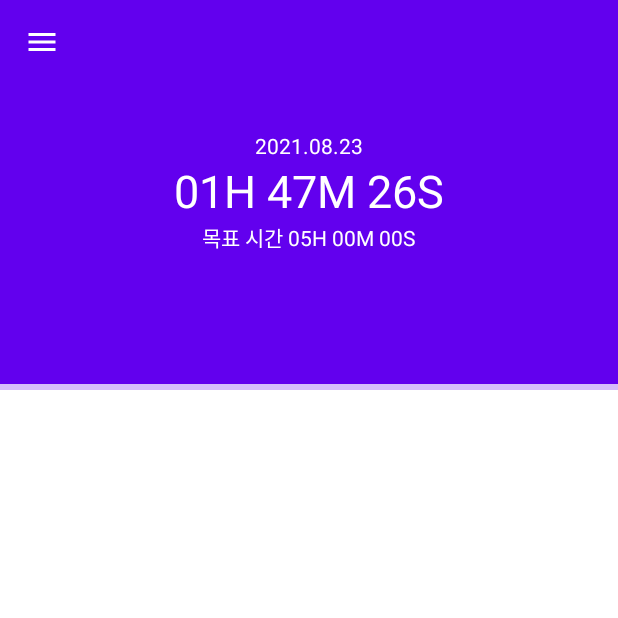
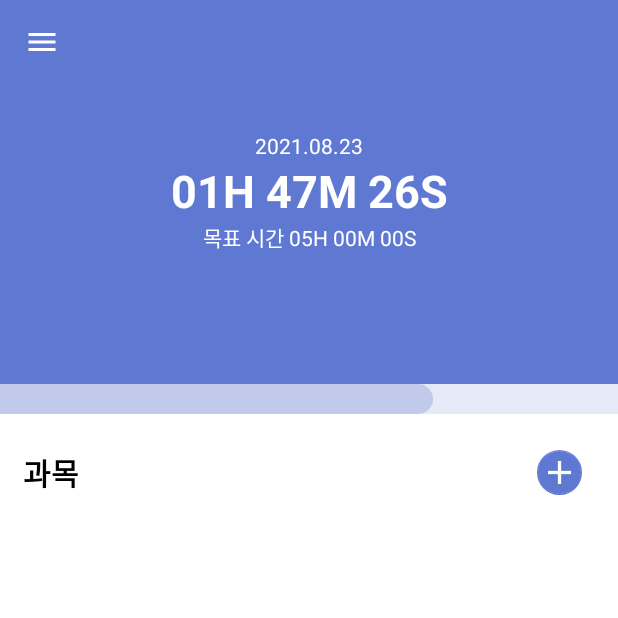
Before and after one commit to Studygroup-with-hansa/Air_Android, an Android app: the screen it shows after launch (MainActivity), on a phone screen of 412 x 824 dp, the top half of it. Run offline under Robolectric (Android 15) with nearby library versions, the phone set to English and light mode, and no system bars.

Commit message:
[FIX] HomeFragment 스타일 설정

```diff
--- /dev/null
+++ b/app/src/main/res/drawable/ic_add_24.xml
@@ -0,0 +1,10 @@
+<vector android:autoMirrored="true" android:height="14dp"
+    android:viewportHeight="14" android:viewportWidth="14"
+    android:width="14dp" xmlns:android="http://schemas.android.com/apk/res/android">
+    <path android:fillColor="#00000000" android:pathData="M7,0.9999V13"
+        android:strokeColor="@color/white" android:strokeLineCap="square"
+        android:strokeLineJoin="round" android:strokeWidth="2"/>
+    <path android:fillColor="#00000000"
+        android:pathData="M1,7L13.0001,7" android:strokeColor="@color/white"
+        android:strokeLineCap="square" android:strokeLineJoin="round" android:strokeWidth="2"/>
+</vector>
--- /dev/null
+++ b/app/src/main/res/drawable/ic_group.xml
@@ -0,0 +1,5 @@
+<vector android:autoMirrored="true" android:height="24dp"
+    android:viewportHeight="16" android:viewportWidth="18"
+    android:width="27dp" xmlns:android="http://schemas.android.com/apk/res/android">
+    <path android:fillColor="#000000" android:fillType="evenOdd" android:pathData="M0,2C0,0.8954 0.8954,0 2,0H14C15.1046,0 16,0.8954 16,2V3H18V5H16V7H18V9H16V11H18V13H16V14C16,15.1046 15.1046,16 14,16H2C0.8954,16 0,15.1046 0,14V2ZM3,3H7.4444V13H3V3ZM9.6667,3H13V5.7778H9.6667V3ZM13,7.4444H9.6667V13H13V7.4444Z"/>
+</vector>
--- /dev/null
+++ b/app/src/main/res/drawable/ic_home.xml
@@ -0,0 +1,5 @@
+<vector android:autoMirrored="true" android:height="20.4dp"
+    android:viewportHeight="17" android:viewportWidth="20"
+    android:width="24dp" xmlns:android="http://schemas.android.com/apk/res/android">
+    <path android:fillColor="#000000" android:pathData="M9.9999,0L19.5262,9H16.4999V16.5H11.9999V11H7.9999V16.5H3.4999V9H0.4736L9.9999,0Z"/>
+</vector>
--- /dev/null
+++ b/app/src/main/res/drawable/ic_memo.xml
@@ -0,0 +1,6 @@
+<vector android:autoMirrored="true" android:height="24dp"
+    android:viewportHeight="17" android:viewportWidth="17"
+    android:width="24dp" xmlns:android="http://schemas.android.com/apk/res/android">
+    <path android:fillColor="#000000"
+        android:fillType="evenOdd" android:pathData="M2,0C0.8954,0 0,0.8954 0,2V15C0,16.1046 0.8954,17 2,17H15C16.1046,17 17,16.1046 17,15V2C17,0.8954 16.1046,0 15,0H2ZM9.4517,2.9511C9.1537,2.027 7.8463,2.027 7.5483,2.9511L6.8255,5.1922C6.692,5.6061 6.3064,5.8862 5.8716,5.8853L3.5167,5.8801C2.5458,5.878 2.1418,7.1214 2.9285,7.6904L4.8367,9.0704C5.189,9.3252 5.3363,9.7785 5.201,10.1918L4.4685,12.4298C4.1664,13.3525 5.2241,14.121 6.0084,13.5486L7.9104,12.1603C8.2617,11.9039 8.7383,11.9039 9.0896,12.1603L10.9916,13.5486C11.7759,14.121 12.8336,13.3526 12.5316,12.4298L11.799,10.1918C11.6637,9.7785 11.811,9.3252 12.1633,9.0704L14.0715,7.6904C14.8582,7.1214 14.4542,5.878 13.4833,5.8801L11.1284,5.8853C10.6936,5.8862 10.308,5.6061 10.1745,5.1922L9.4517,2.9511Z"/>
+</vector>
--- /dev/null
+++ b/app/src/main/res/drawable/ic_stats.xml
@@ -0,0 +1,5 @@
+<vector android:autoMirrored="true" android:height="24dp"
+    android:viewportHeight="17" android:viewportWidth="17"
+    android:width="24dp" xmlns:android="http://schemas.android.com/apk/res/android">
+    <path android:fillColor="#000000" android:fillType="evenOdd" android:pathData="M2,0C0.8954,0 0,0.8954 0,2V15C0,16.1046 0.8954,17 2,17H15C16.1046,17 17,16.1046 17,15V2C17,0.8954 16.1046,0 15,0H2ZM10,4H8V14H10V4ZM4,7H6V14H4V7ZM14,9H12V14H14V9Z"/>
+</vector>
--- /dev/null
+++ b/app/src/main/res/drawable/ic_todo.xml
@@ -0,0 +1,5 @@
+<vector android:autoMirrored="true" android:height="24dp"
+    android:viewportHeight="17" android:viewportWidth="17"
+    android:width="24dp" xmlns:android="http://schemas.android.com/apk/res/android">
+    <path android:fillColor="#000000" android:fillType="evenOdd" android:pathData="M2,0C0.8954,0 0,0.8954 0,2V15C0,16.1046 0.8954,17 2,17H15C16.1046,17 17,16.1046 17,15V2C17,0.8954 16.1046,0 15,0H2ZM9.0111,10.8158L13.4551,5.7203L11.9478,4.4058L8.1605,8.7483L5.358,6.3087L4.0448,7.8172L7.6009,10.9128L8.3544,11.5687L9.0111,10.8158Z"/>
+</vector>
--- /dev/null
+++ b/app/src/main/res/drawable/progress_indicator.xml
@@ -0,0 +1,18 @@
+<?xml version="1.0" encoding="utf-8"?>
+<layer-list xmlns:android="http://schemas.android.com/apk/res/android">
+    <item android:id="@android:id/background">
+        <shape>
+            <solid android:color="@color/main_white"/>
+        </shape>
+    </item>
+
+    <item android:id="@android:id/progress">
+        <scale android:scaleWidth="100%">
+            <shape>
+                <corners android:topRightRadius="30dp"
+                    android:bottomRightRadius="30dp"/>
+                <solid android:color="@color/main_grey"/>
+            </shape>
+        </scale>
+    </item>
+</layer-list>
--- a/app/src/main/res/layout/fragment_home.xml
+++ b/app/src/main/res/layout/fragment_home.xml
@@ -8,7 +8,8 @@
 
     <com.google.android.material.appbar.AppBarLayout
         android:layout_width="match_parent"
-        android:layout_height="wrap_content">
+        android:layout_height="wrap_content"
+        android:stateListAnimator="@null">
 
         <com.google.android.material.appbar.CollapsingToolbarLayout
             android:layout_width="match_parent"
@@ -17,9 +18,8 @@
 
             <androidx.appcompat.widget.Toolbar
                 android:layout_width="match_parent"
-                android:layout_height="wrap_content"
+                android:layout_height="165dp"
                 app:layout_collapseMode="pin"
-                android:paddingBottom="100dp"
                 app:navigationIcon="@drawable/ic_baseline_menu_24"/>
 
             <androidx.constraintlayout.widget.ConstraintLayout
@@ -44,11 +44,10 @@
                         android:textColor="@color/white" />
 
                     <TextView
+                        style="@style/BoldTextWhiteBiggest"
                         android:layout_width="wrap_content"
                         android:layout_height="wrap_content"
-                        android:text="01H 47M 26S"
-                        android:textColor="@color/white"
-                        android:textSize="30sp" />
+                        android:text="01H 47M 26S"/>
 
                     <TextView
                         android:layout_width="wrap_content"
@@ -62,11 +61,13 @@
 
         </com.google.android.material.appbar.CollapsingToolbarLayout>
 
-        <com.google.android.material.progressindicator.LinearProgressIndicator
-            android:id="@+id/linearProgressIndicator"
+        <ProgressBar
+            android:id="@+id/progress_bar"
+            style="@style/Widget.AppCompat.ProgressBar.Horizontal"
             android:layout_width="match_parent"
-            android:layout_height="wrap_content"
-            android:background="@color/white" />
+            android:layout_height="20dp"
+            android:progress="70"
+            android:progressDrawable="@drawable/progress_indicator" />
 
     </com.google.android.material.appbar.AppBarLayout>
 
@@ -76,16 +77,42 @@
         app:layout_behavior="com.google.android.material.appbar.AppBarLayout$ScrollingViewBehavior"
         tools:ignore="SpeakableTextPresentCheck">
 
-        <androidx.constraintlayout.widget.ConstraintLayout
+        <LinearLayout
             android:layout_width="match_parent"
-            android:layout_height="match_parent">
+            android:layout_height="match_parent"
+            android:padding="15dp">
 
-            <View
+            <androidx.constraintlayout.widget.ConstraintLayout
                 android:layout_width="match_parent"
-                android:layout_height="match_parent"
-                android:background="@color/black" />
+                android:layout_height="wrap_content"
+                android:clipToPadding="false">
 
-        </androidx.constraintlayout.widget.ConstraintLayout>
+                <TextView
+                    style="@style/BoldTextBlackMiddle"
+                    android:layout_width="wrap_content"
+                    android:layout_height="wrap_content"
+                    android:text="@string/subject"
+                    app:layout_constraintTop_toTopOf="parent"
+                    app:layout_constraintBottom_toBottomOf="parent"
+                    app:layout_constraintStart_toStartOf="parent" />
+
+                <com.google.android.material.floatingactionbutton.FloatingActionButton
+                    android:layout_width="wrap_content"
+                    android:layout_height="wrap_content"
+                    android:src="@drawable/ic_add_24"
+                    app:maxImageSize="15dp"
+                    app:fabCustomSize="30dp"
+                    app:backgroundTint="@color/main"
+                    app:elevation="0dp"
+                    app:tint="@color/white"
+                    app:layout_constraintBottom_toBottomOf="parent"
+                    app:layout_constraintEnd_toEndOf="parent"
+                    app:layout_constraintTop_toTopOf="parent"
+                    tools:ignore="ContentDescription,SpeakableTextPresentCheck" />
+
+            </androidx.constraintlayout.widget.ConstraintLayout>
+
+        </LinearLayout>
 
     </androidx.core.widget.NestedScrollView>
 
--- a/app/src/main/res/navigation/navigation_main.xml
+++ b/app/src/main/res/navigation/navigation_main.xml
@@ -8,6 +8,5 @@
     <fragment
         android:id="@+id/homeFragment"
         android:name="com.hansarang.android.air.ui.fragment.HomeFragment"
-        android:label="fragment_home"
         tools:layout="@layout/fragment_home" />
 </navigation>
--- a/app/src/main/res/values/colors.xml
+++ b/app/src/main/res/values/colors.xml
@@ -7,4 +7,9 @@
     <color name="teal_700">#FF018786</color>
     <color name="black">#FF000000</color>
     <color name="white">#FFFFFFFF</color>
+    <color name="main">#5F79D3</color>
+    <color name="main_white">#e6e9f7</color>
+    <color name="main_grey">#c1caea</color>
+    <color name="grey_enabled">#464646</color>
+    <color name="grey_disabled">#C4C4C4</color>
 </resources>
--- a/app/src/main/res/values/themes.xml
+++ b/app/src/main/res/values/themes.xml
@@ -2,15 +2,42 @@
     <!-- Base application theme. -->
     <style name="Theme.Air" parent="Theme.MaterialComponents.DayNight.NoActionBar">
         <!-- Primary brand color. -->
-        <item name="colorPrimary">@color/purple_500</item>
-        <item name="colorPrimaryVariant">@color/purple_700</item>
-        <item name="colorOnPrimary">@color/white</item>
+        <item name="colorPrimary">@color/main</item>
+        <item name="colorPrimaryVariant">@color/main_grey</item>
+        <item name="colorOnPrimary">@color/main_white</item>
         <!-- Secondary brand color. -->
         <item name="colorSecondary">@color/teal_200</item>
         <item name="colorSecondaryVariant">@color/teal_700</item>
         <item name="colorOnSecondary">@color/black</item>
         <!-- Status bar color. -->
-        <item name="android:statusBarColor" tools:targetApi="l">?attr/colorPrimaryVariant</item>
+        <item name="android:statusBarColor" tools:targetApi="l">?attr/colorPrimary</item>
         <!-- Customize your theme here. -->
     </style>
+
+    <style name="BoldTextWhite" parent="TextAppearance.AppCompat">
+        <item name="android:textStyle">bold</item>
+        <item name="android:textColor">@color/white</item>
+    </style>
+
+    <style name="BoldTextWhiteBiggest" parent="BoldTextWhite">
+        <item name="android:textSize">30sp</item>
+    </style>
+
+    <style name="BoldTextWhiteMiddle" parent="BoldTextWhite">
+        <item name="android:textSize">20sp</item>
+    </style>
+
+
+    <style name="BoldTextBlack" parent="TextAppearance.AppCompat">
+        <item name="android:textStyle">bold</item>
+        <item name="android:textColor">@color/black</item>
+    </style>
+
+    <style name="BoldTextBlackBiggest" parent="BoldTextBlack">
+        <item name="android:textSize">30sp</item>
+    </style>
+
+    <style name="BoldTextBlackMiddle" parent="BoldTextBlack">
+        <item name="android:textSize">20sp</item>
+    </style>
 </resources>
```
Also changed, not shown: app/build.gradle (+8 -1 lines), app/src/main/res/color/color_bnv_main.xml (added, +7 -0 lines), app/src/main/res/menu/menu_main.xml (added, +27 -0 lines), app/src/main/res/values/strings.xml (+8 -0 lines).
